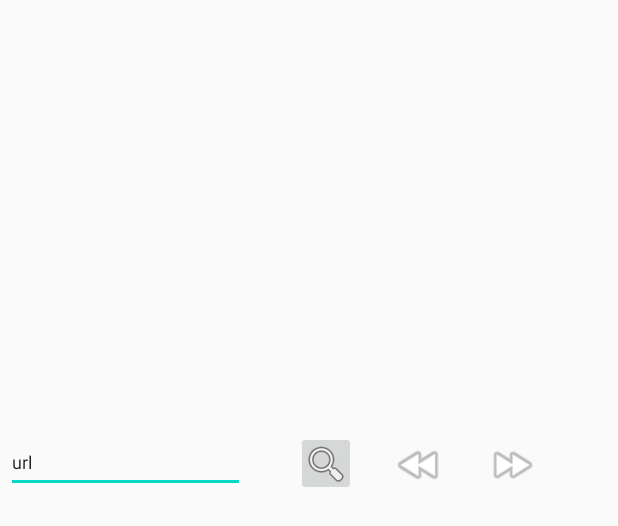
After one commit to Terence21/Lab5-WebBrowser-cis3515, an Android app: the layout fragment_page_control.xml on its own in the app's theme, with its tools: preview values and no code run, on a phone screen of 412 x 824 dp. The commit adds this screen. Shown: the top 526 px of the screen. Run offline under Robolectric (Android 15) with nearby library versions, the phone set to English and light mode, and no system bars.

Commit message:
changes: 1. created two fragments one to control input, another to display webView 2. both are working at barebone level must forward and back button next

```diff
--- a/app/build.gradle
+++ b/app/build.gradle
@@ -26,8 +26,10 @@ dependencies {
     implementation fileTree(dir: "libs", include: ["*.jar"])
     implementation 'androidx.appcompat:appcompat:1.2.0'
     implementation 'androidx.constraintlayout:constraintlayout:2.0.2'
+    implementation 'androidx.legacy:legacy-support-v4:1.0.0'
     testImplementation 'junit:junit:4.12'
     androidTestImplementation 'androidx.test.ext:junit:1.1.2'
     androidTestImplementation 'androidx.test.espresso:espresso-core:3.3.0'
+    compile group: 'com.squareup.picasso', name: 'picasso', version: '2.71828'
 
 }
--- /dev/null
+++ b/app/src/main/res/layout/fragment_page_control.xml
@@ -0,0 +1,44 @@
+<?xml version="1.0" encoding="utf-8"?>
+<androidx.constraintlayout.widget.ConstraintLayout xmlns:android="http://schemas.android.com/apk/res/android"
+             xmlns:app="http://schemas.android.com/apk/res-auto" xmlns:tools="http://schemas.android.com/tools"
+             android:layout_width="match_parent"
+             android:layout_height="match_parent"
+             tools:context=".PageControlFragment">
+    <ImageView
+            android:src="@android:drawable/ic_media_rew"
+            android:layout_width="35dp"
+            android:layout_height="37dp" android:id="@+id/imageView"
+            android:layout_marginStart="24dp"
+            app:layout_constraintStart_toEndOf="@+id/_searchButton" app:layout_constraintTop_toTopOf="parent"
+            android:layout_marginTop="245dp" app:layout_constraintBottom_toBottomOf="parent"
+            android:layout_marginBottom="449dp"/>
+    <ImageView
+            android:src="@android:drawable/ic_media_ff"
+            android:layout_width="34dp"
+            android:layout_height="37dp" android:id="@+id/imageView2"
+            android:layout_marginStart="28dp"
+            app:layout_constraintStart_toEndOf="@+id/imageView" android:layout_marginEnd="53dp"
+            app:layout_constraintEnd_toEndOf="parent" app:layout_constraintTop_toTopOf="parent"
+            android:layout_marginTop="245dp" app:layout_constraintBottom_toBottomOf="parent"
+            android:layout_marginBottom="449dp"/>
+    <EditText
+            android:layout_width="159dp"
+            android:inputType="textUri"
+            android:text="@string/url"
+            android:ems="10"
+            android:id="@+id/_urlTextView"
+            android:textSize="12dp"
+            android:layout_height="41dp"
+            app:layout_constraintStart_toStartOf="parent"
+            android:layout_marginStart="4dp" app:layout_constraintTop_toTopOf="parent"
+            android:layout_marginTop="223dp" app:layout_constraintBottom_toBottomOf="parent"
+            android:layout_marginBottom="431dp"/>
+    <ImageButton
+            android:src="@android:drawable/ic_menu_search"
+            android:layout_width="40dp"
+            android:layout_height="43dp" android:id="@+id/_searchButton"
+            android:layout_marginStart="34dp"
+            app:layout_constraintStart_toEndOf="@+id/_urlTextView" app:layout_constraintTop_toTopOf="parent"
+            android:layout_marginTop="241dp" app:layout_constraintBottom_toBottomOf="parent"
+            android:layout_marginBottom="447dp"/>
+</androidx.constraintlayout.widget.ConstraintLayout>
--- a/app/src/main/res/values/strings.xml
+++ b/app/src/main/res/values/strings.xml
@@ -1,3 +1,6 @@
 <resources>
     <string name="app_name">Web Browser App</string>
+    <!-- TODO: Remove or change this placeholder text -->
+    <string name="hello_blank_fragment">Hello blank fragment</string>
+    <string name="url">url</string>
 </resources>
```
Also changed, not shown: app/src/main/AndroidManifest.xml (+7 -2 lines), app/src/main/java/temple/edu/webBrowserApp/BrowserActivity.java (added, +45 -0 lines), app/src/main/java/temple/edu/webBrowserApp/MainActivity.java (deleted, +0 -13 lines), app/src/main/java/temple/edu/webBrowserApp/PageControlFragment.java (added, +109 -0 lines), app/src/main/java/temple/edu/webBrowserApp/PageViewerFragment.java (added, +78 -0 lines), app/src/main/res/layout/activity_main.xml (+16 -9 lines), app/src/main/res/layout/fragment_page_viewer.xml (added, +10 -0 lines).
